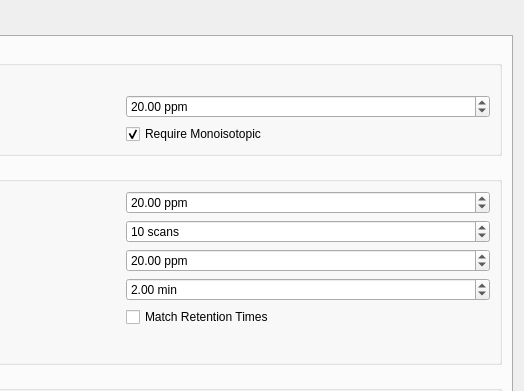
eugenemel/maven, file src/maven/forms/peakdetectiondialog.ui: the form before one commit; both pictures show x 278 to 802 and y 0 to 391 of the 802 by 978 pixel window.
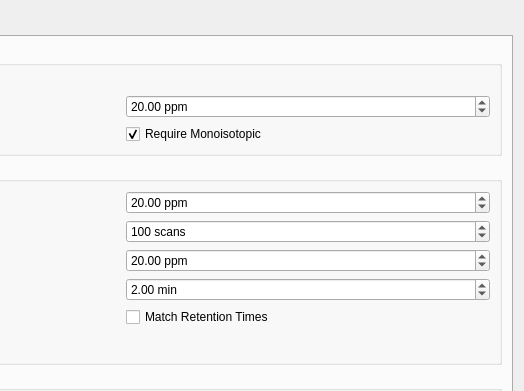
The form after the commit. Icons and pictures are not drawn.

Commit message: Issue 474: Changed default rtStepSize parameter to 100 from old value of 10.

Diff of the .ui file:
```diff
--- a/src/maven/forms/peakdetectiondialog.ui
+++ b/src/maven/forms/peakdetectiondialog.ui
@@ -337,7 +337,7 @@
              <double>5.000000000000000</double>
             </property>
             <property name="value">
-             <double>10.000000000000000</double>
+             <double>100.000000000000000</double>
             </property>
            </widget>
           </item>
```
